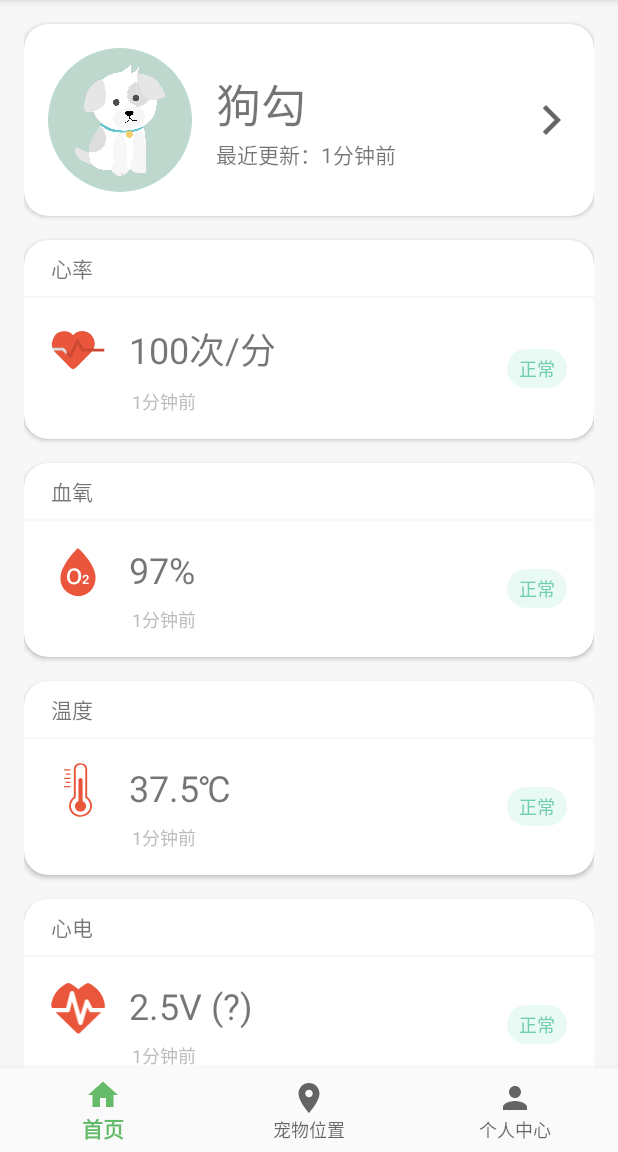
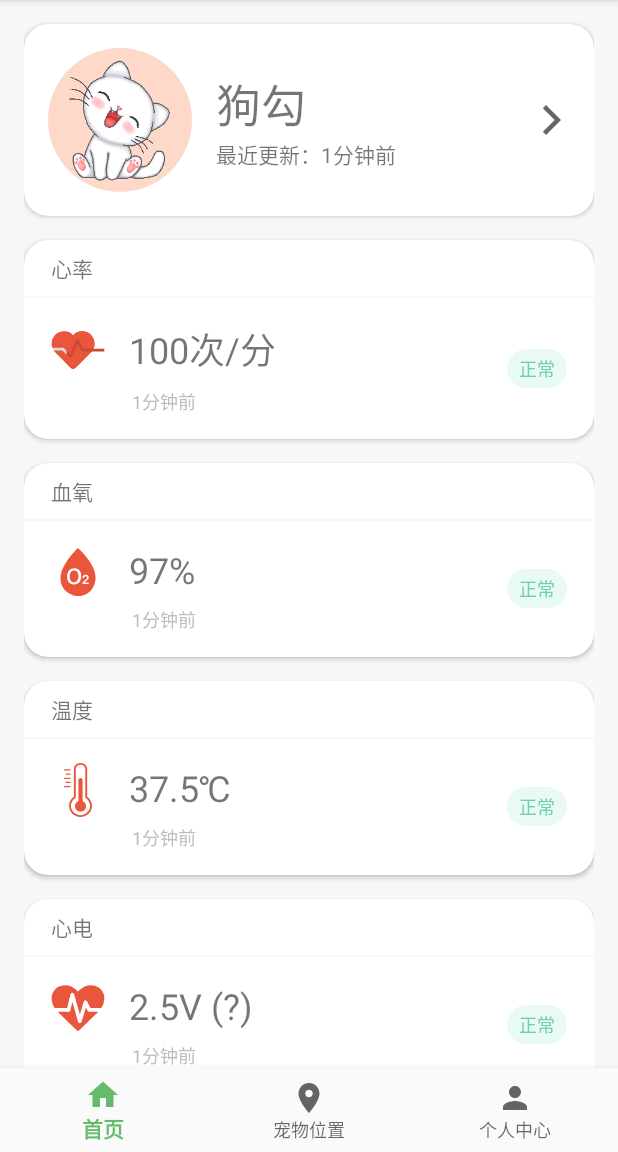
Before and after one commit to heiqiu47/PetWear, an Android app: the screen it shows after launch (MainActivity), on a phone screen of 412 x 824 dp, the part 84-1236 px from its top. Run offline under Robolectric (Android 15) with nearby library versions, the phone set to English and light mode, and no system bars; our stand-ins replace navigation-ui; libraries missing offline, so code that uses them is left out: com.baidu.mapapi; 2 statements that could not run were skipped.

Commit message:
修复圆形图片加载

```diff
--- a/app/build.gradle
+++ b/app/build.gradle
@@ -39,7 +39,6 @@ android {
 
 dependencies {
     implementation (name: 'BaiduLBS_AndroidSDK_Lib', ext:'aar')
-    implementation 'de.hdodenhof:circleimageview:3.1.0'
     implementation 'androidx.appcompat:appcompat:1.2.0'
     implementation 'com.google.android.material:material:1.2.1'
     implementation 'androidx.constraintlayout:constraintlayout:2.0.1'
@@ -52,4 +51,6 @@ dependencies {
     androidTestImplementation 'androidx.test.ext:junit:1.1.2'
     androidTestImplementation 'androidx.test.espresso:espresso-core:3.3.0'
     implementation "androidx.room:room-runtime:2.3.0"
+    implementation 'com.github.bumptech.glide:glide:4.12.0'
+    annotationProcessor 'com.github.bumptech.glide:compiler:4.12.0'
 }
--- a/app/src/main/java/com/example/petwear/MainActivity.java
+++ b/app/src/main/java/com/example/petwear/MainActivity.java
@@ -2,7 +2,6 @@ package com.example.petwear;
 
 import android.os.Bundle;
 
-import com.google.android.material.bottomnavigation.BottomNavigationView;
 
 import androidx.appcompat.app.AppCompatActivity;
 import androidx.navigation.NavController;
--- a/app/src/main/java/com/example/petwear/ui/main/HomeFragment.java
+++ b/app/src/main/java/com/example/petwear/ui/main/HomeFragment.java
@@ -9,8 +9,9 @@ import android.view.MenuInflater;
 import android.view.MenuItem;
 import android.view.View;
 import android.view.ViewGroup;
-import android.widget.Button;
+import android.widget.ImageView;
 import android.widget.LinearLayout;
+import android.widget.TextView;
 import android.widget.Toast;
 
 import androidx.annotation.NonNull;
@@ -18,6 +19,9 @@ import androidx.annotation.Nullable;
 import androidx.fragment.app.Fragment;
 import androidx.swiperefreshlayout.widget.SwipeRefreshLayout;
 
+import com.bumptech.glide.Glide;
+import com.bumptech.glide.load.resource.bitmap.CircleCrop;
+import com.bumptech.glide.request.RequestOptions;
 import com.example.petwear.R;
 import com.example.petwear.ui.home.PetInfoActivity;
 import com.example.petwear.ui.petlist.PetListActivity;
@@ -29,6 +33,10 @@ public class HomeFragment extends Fragment {
 
 
     private SwipeRefreshLayout mSwipeRefresh;
+    private LinearLayout mPetInfo;
+    private ImageView mPetImg;
+    private TextView mPetName;
+    private LinearLayout mBtnTest;
 
     public HomeFragment() {
     }
@@ -39,6 +47,7 @@ public class HomeFragment extends Fragment {
                              Bundle savedInstanceState) {
         View view = inflater.inflate(R.layout.fragment_home, container, false);
         initView(view);
+        setData();
         //TODO 刷新
         mSwipeRefresh.setColorSchemeResources(R.color.colorAccent);
         mSwipeRefresh.setOnRefreshListener(() -> refreshFruits());
@@ -50,7 +59,19 @@ public class HomeFragment extends Fragment {
 
     private void initView(View view) {
         mSwipeRefresh = view.findViewById(R.id.swipe_refresh);
+        mPetInfo = view.findViewById(R.id.pet_info);
+        mPetImg = view.findViewById(R.id.pet_img);
+        mPetName = view.findViewById(R.id.pet_name);
+        mBtnTest = view.findViewById(R.id.btn_test);
     }
+
+    //TODO 加载数据
+    private void setData() {
+        //加载图片
+        Glide.with(getContext()).load(R.drawable.cat)
+                .apply(RequestOptions.bitmapTransform(new CircleCrop())).into(mPetImg);
+    }
+
 
     //下拉刷新
     private void refreshFruits() {
--- a/app/src/main/java/com/example/petwear/ui/main/MyFragment.java
+++ b/app/src/main/java/com/example/petwear/ui/main/MyFragment.java
@@ -17,7 +17,9 @@ import android.widget.Toast;
 import androidx.appcompat.app.AlertDialog;
 import androidx.fragment.app.Fragment;
 
-import com.example.petwear.MainActivity;
+import com.bumptech.glide.Glide;
+import com.bumptech.glide.load.resource.bitmap.CircleCrop;
+import com.bumptech.glide.request.RequestOptions;
 import com.example.petwear.R;
 import com.example.petwear.tool.Utils;
 import com.example.petwear.ui.my.MyFeedbackActivity;
@@ -49,6 +51,8 @@ public class MyFragment extends Fragment {
                              Bundle savedInstanceState) {
         View view = inflater.inflate(R.layout.fragment_my, container, false);
         initView(view);
+        Glide.with(getContext()).load(R.drawable.user)
+                .apply(RequestOptions.bitmapTransform(new CircleCrop())).into(mImgUser);
         //TODO 登录判断
         isLogin();
         mBtnUser.setOnClickListener(v -> loginStart(MyInfoActivity.class));
--- a/app/src/main/java/com/example/petwear/ui/my/MyInfoActivity.java
+++ b/app/src/main/java/com/example/petwear/ui/my/MyInfoActivity.java
@@ -31,6 +31,7 @@ public class MyInfoActivity extends AppCompatActivity {
         super.onCreate(savedInstanceState);
         setContentView(R.layout.activity_my_info);
         initView();
+
         mRadioSex0.setChecked(true);
         //标题栏修改
         ActionBar supportActionBar = getSupportActionBar();
--- a/app/src/main/res/layout/activity_pet_info.xml
+++ b/app/src/main/res/layout/activity_pet_info.xml
@@ -27,7 +27,7 @@
             android:layout_alignParentEnd="true"
             android:clickable="true"
             android:focusable="true"
-            app:srcCompat="@drawable/dog" />
+            tools:src="@drawable/dog" />
 
     </RelativeLayout>
 
--- a/app/src/main/res/layout/fragment_g_p_s.xml
+++ b/app/src/main/res/layout/fragment_g_p_s.xml
@@ -38,12 +38,12 @@
             android:orientation="horizontal"
             android:padding="16dp">
 
-            <de.hdodenhof.circleimageview.CircleImageView
+            <ImageView
                 android:id="@+id/pet_img"
                 android:layout_width="80dp"
                 android:layout_height="80dp"
                 android:layout_marginEnd="16dp"
-                android:src="@drawable/dog" />
+                tools:src="@drawable/dog" />
 
             <LinearLayout
                 android:layout_width="0dp"
--- a/app/src/main/res/layout/fragment_home.xml
+++ b/app/src/main/res/layout/fragment_home.xml
@@ -36,12 +36,12 @@
                     android:orientation="horizontal"
                     android:padding="16dp">
 
-                    <de.hdodenhof.circleimageview.CircleImageView xmlns:app="http://schemas.android.com/apk/res-auto"
+                    <ImageView
                         android:id="@+id/pet_img"
                         android:layout_width="96dp"
                         android:layout_height="96dp"
                         android:layout_marginEnd="16dp"
-                        android:src="@drawable/dog" />
+                        tools:src="@drawable/dog" />
 
                     <LinearLayout
                         android:layout_width="0dp"
@@ -107,7 +107,7 @@
                         android:layout_marginVertical="8dp"
                         android:orientation="horizontal">
 
-                        <de.hdodenhof.circleimageview.CircleImageView xmlns:app="http://schemas.android.com/apk/res-auto"
+                        <ImageView
                             android:layout_width="36dp"
                             android:layout_height="36dp"
                             android:layout_marginEnd="16dp"
@@ -189,7 +189,7 @@
                         android:layout_marginVertical="8dp"
                         android:orientation="horizontal">
 
-                        <de.hdodenhof.circleimageview.CircleImageView xmlns:app="http://schemas.android.com/apk/res-auto"
+                        <ImageView
                             android:layout_width="36dp"
                             android:layout_height="36dp"
                             android:layout_marginEnd="16dp"
@@ -271,7 +271,7 @@
                         android:layout_marginVertical="8dp"
                         android:orientation="horizontal">
 
-                        <de.hdodenhof.circleimageview.CircleImageView xmlns:app="http://schemas.android.com/apk/res-auto"
+                        <ImageView
                             android:layout_width="36dp"
                             android:layout_height="36dp"
                             android:layout_marginEnd="16dp"
@@ -354,7 +354,7 @@
                         android:layout_marginVertical="8dp"
                         android:orientation="horizontal">
 
-                        <de.hdodenhof.circleimageview.CircleImageView xmlns:app="http://schemas.android.com/apk/res-auto"
+                        <ImageView
                             android:layout_width="36dp"
                             android:layout_height="36dp"
                             android:layout_marginEnd="16dp"
@@ -434,7 +434,7 @@
                         android:layout_marginVertical="8dp"
                         android:orientation="horizontal">
 
-                        <de.hdodenhof.circleimageview.CircleImageView xmlns:app="http://schemas.android.com/apk/res-auto"
+                        <ImageView
                             android:layout_width="36dp"
                             android:layout_height="36dp"
                             android:layout_marginEnd="16dp"
--- a/app/src/main/res/layout/fragment_my.xml
+++ b/app/src/main/res/layout/fragment_my.xml
@@ -19,12 +19,12 @@
         android:layout_marginBottom="12dp"
         android:padding="16dp">
 
-        <de.hdodenhof.circleimageview.CircleImageView
+        <ImageView
             android:id="@+id/img_user"
             android:layout_width="80dp"
             android:layout_height="80dp"
             android:layout_marginEnd="16dp"
-            android:src="@drawable/user" />
+            tools:src="@drawable/user" />
 
         <LinearLayout
             android:layout_width="0dp"
--- a/app/src/main/res/layout/item_pet_list.xml
+++ b/app/src/main/res/layout/item_pet_list.xml
@@ -24,12 +24,12 @@
             android:orientation="horizontal"
             android:padding="16dp">
 
-            <de.hdodenhof.circleimageview.CircleImageView xmlns:app="http://schemas.android.com/apk/res-auto"
+            <ImageView
                 android:id="@+id/pet_img"
                 android:layout_width="96dp"
                 android:layout_height="96dp"
                 android:layout_marginEnd="16dp"
-                android:src="@drawable/dog" />
+                tools:src="@drawable/dog" />
 
             <LinearLayout
                 android:layout_width="0dp"
```
Also changed, not shown: app/src/main/java/com/example/petwear/adapter/PetListAdapter.java (+7 -3 lines), app/src/main/java/com/example/petwear/ui/home/PetInfoActivity.java (+9 -1 lines), app/src/main/java/com/example/petwear/ui/main/GPSFragment.java (+7 -2 lines), app/src/main/res/layout/activity_test_main.xml (+5 -5 lines), app/src/main/res/drawable/cat.png (renamed from app/src/main/res/drawable-v24/cat.png), app/src/main/res/drawable/dog.jpg (renamed from app/src/main/res/drawable-v24/dog.jpg), app/src/main/res/drawable/ic_baseline_arrow_forward_ios_24.xml (renamed from app/src/main/res/drawable-v24/ic_baseline_arrow_forward_ios_24.xml), app/src/main/res/drawable/user.png (renamed from app/src/main/res/drawable-v24/user.png), app/src/main/res/drawable/user_girl.png (renamed from app/src/main/res/drawable-v24/user_girl.png).
